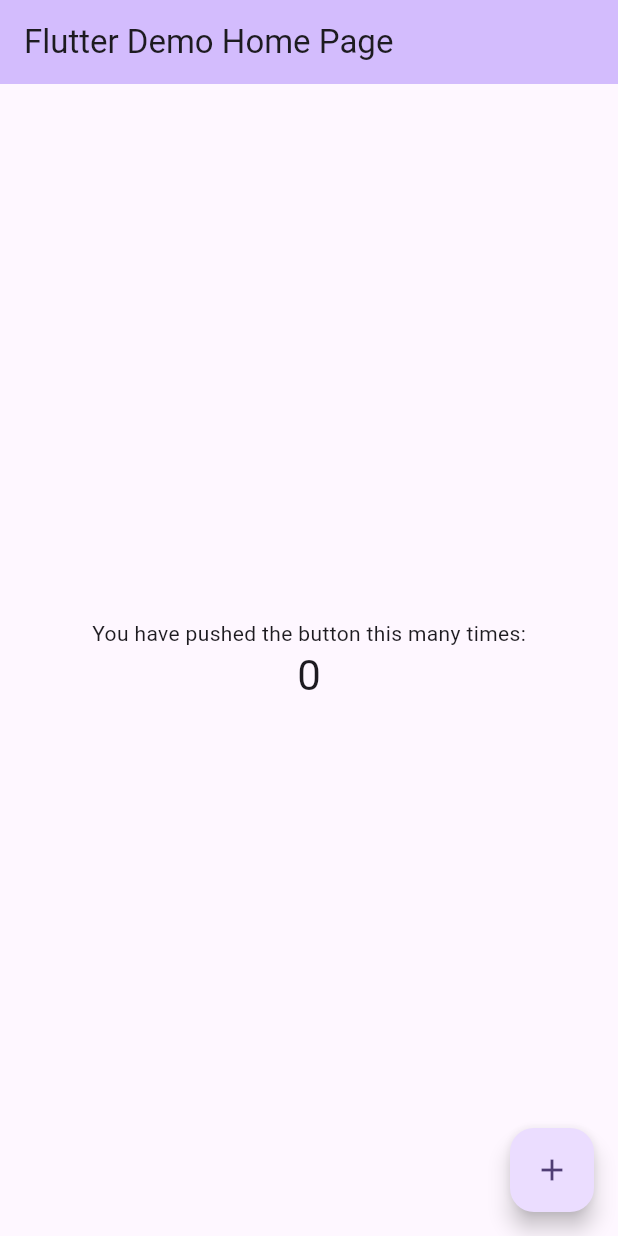
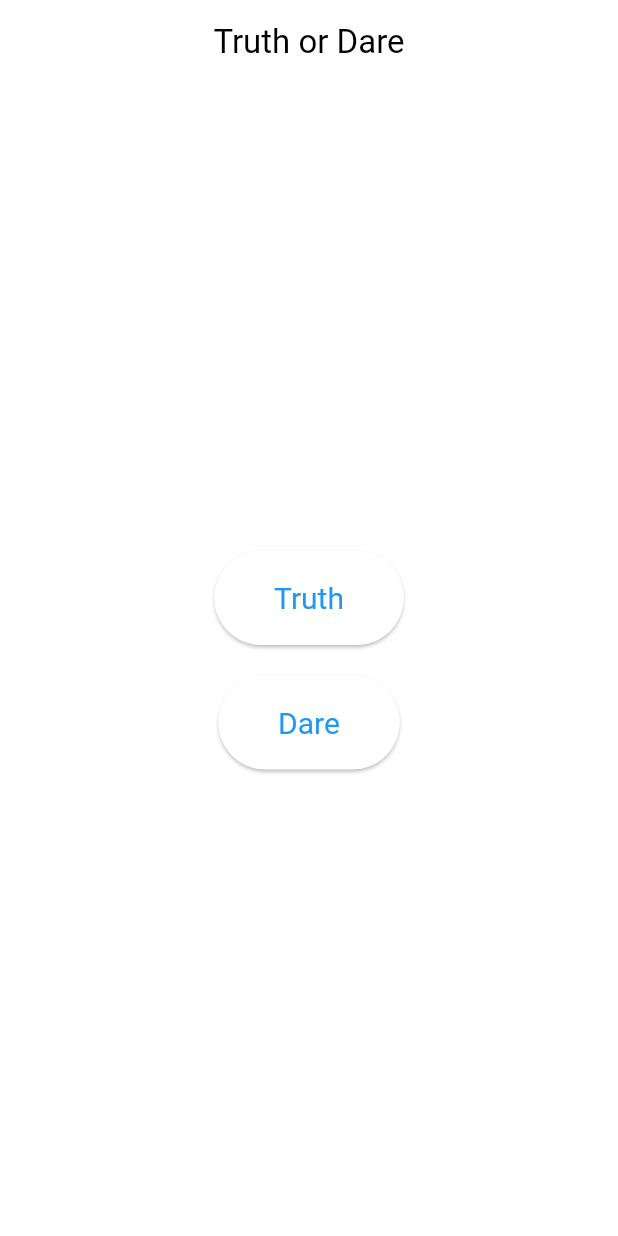
Before and after one commit to could-ai/019a5337-59fc-7edd-bc8e-9f6a1890bfc6, a Flutter app: the screen it shows after launch, on a phone screen of 412 x 824 dp. Run offline on Flutter 3.47's test engine with Material 3 defaults, Android fonts, the phone set to English and light mode, and no system bars.

Commit message:
Replaced the template main.dart with a new entry point TruthOrDareApp. Configured MaterialApp with title 'Truth or Dare', custom theme colors, and routes. Added two routes: '/' for HomeScreen and '/play' for PlayScreen, supporting argument passing for the chosen category ('truth' or 'dare'). Ensured initialRoute is '/', satisfying web preview routing safety requirements.; Created a new HomeScreen widget with two buttons: 'Truth' and 'Dare'. Each button navigates to the '/play' route, passing the selected category as an argument. The layout centers the buttons with appropriate padding and text styling.; Added PlayScreen stateful widget that takes a 'category' argument ('truth' or 'dare'). On initialization, loads corresponding prompt lists and immediately displays a random prompt. Provides a Card to show the current prompt in large text and an ElevatedButton labeled 'New' to get a new random prompt. A back arrow in the AppBar returns to the home screen.

```diff
--- a/usr/lib/main.dart
+++ b/usr/lib/main.dart
@@ -1,120 +1,41 @@
 import 'package:flutter/material.dart';
+import 'screens/home_screen.dart';
+import 'screens/play_screen.dart';
 
 void main() {
-  runApp(const MyApp());
+  runApp(const TruthOrDareApp());
 }
 
-class MyApp extends StatelessWidget {
-  const MyApp({super.key});
+class TruthOrDareApp extends StatelessWidget {
+  const TruthOrDareApp({Key? key}) : super(key: key);
 
-  // This widget is the root of your application.
   @override
   Widget build(BuildContext context) {
     return MaterialApp(
-      title: 'Flutter Demo',
+      title: 'Truth or Dare',
       debugShowCheckedModeBanner: false,
       theme: ThemeData(
-        // This is the theme of your application.
-        //
-        // TRY THIS: Try running your application with "flutter run". You'll see
-        // the application has a purple toolbar. Then, without quitting the app,
-        // try changing the seedColor in the colorScheme below to Colors.green
-        // and then invoke "hot reload" (save your changes or press the "hot
-        // reload" button in a Flutter-supported IDE, or press "r" if you used
-        // the command line to start the app).
-        //
-        // Notice that the counter didn't reset back to zero; the application
-        // state is not lost during the reload. To reset the state, use hot
-        // restart instead.
-        //
-        // This works for code too, not just values: Most code changes can be
-        // tested with just a hot reload.
-        colorScheme: ColorScheme.fromSeed(seedColor: Colors.deepPurple),
+        primarySwatch: Colors.deepPurple,
+        colorScheme: ColorScheme.fromSwatch().copyWith(
+          secondary: Colors.amber,
+        ),
       ),
-      home: const MyHomePage(title: 'Flutter Demo Home Page'),
+      initialRoute: '/',
+      routes: {
+        '/': (context) => const HomeScreen(),
+        '/play': (context) => const PlayScreen(),
+      },
+      onGenerateRoute: (settings) {
+        if (settings.name == '/play') {
+          final args = settings.arguments as Map<String, dynamic>;
+          return MaterialPageRoute(
+            builder: (context) {
+              return PlayScreen(category: args['category'] as String);
+            },
+          );
+        }
+        return null;
+      },
     );
   }
 }
-
-class MyHomePage extends StatefulWidget {
-  const MyHomePage({super.key, required this.title});
-
-  // This widget is the home page of your application. It is stateful, meaning
-  // that it has a State object (defined below) that contains fields that affect
-  // how it looks.
-
-  // This class is the configuration for the state. It holds the values (in this
-  // case the title) provided by the parent (in this case the App widget) and
-  // used by the build method of the State. Fields in a Widget subclass are
-  // always marked "final".
-
-  final String title;
-
-  @override
-  State<MyHomePage> createState() => _MyHomePageState();
-}
-
-class _MyHomePageState extends State<MyHomePage> {
-  int _counter = 0;
-
-  void _incrementCounter() {
-    setState(() {
-      // This call to setState tells the Flutter framework that something has
-      // changed in this State, which causes it to rerun the build method below
-      // so that the display can reflect the updated values. If we changed
-      // _counter without calling setState(), then the build method would not be
-      // called again, and so nothing would appear to happen.
-      _counter++;
-    });
-  }
-
-  @override
-  Widget build(BuildContext context) {
-    // This method is rerun every time setState is called, for instance as done
-    // by the _incrementCounter method above.
-    //
-    // The Flutter framework has been optimized to make rerunning build methods
-    // fast, so that you can just rebuild anything that needs updating rather
-    // than having to individually change instances of widgets.
-    return Scaffold(
-      appBar: AppBar(
-        // TRY THIS: Try changing the color here to a specific color (to
-        // Colors.amber, perhaps?) and trigger a hot reload to see the AppBar
-        // change color while the other colors stay the same.
-        backgroundColor: Theme.of(context).colorScheme.inversePrimary,
-        // Here we take the value from the MyHomePage object that was created by
-        // the App.build method, and use it to set our appbar title.
-        title: Text(widget.title),
-      ),
-      body: Center(
-        // Center is a layout widget. It takes a single child and positions it
-        // in the middle of the parent.
-        child: Column(
-          // Column is also a layout widget. It takes a list of children and
-          // arranges them vertically. By default, it sizes itself to fit its
-          // children horizontally, and tries to be as tall as its parent.
-          //
-          // Column has various properties to control how it sizes itself and
-          // how it positions its children. Here we use mainAxisAlignment to
-          // center the children vertically; the main axis here is the vertical
-          // axis because Columns are vertical (the cross axis would be
-          // horizontal).
-          //
-          // TRY THIS: Invoke "debug painting" (choose the "Toggle Debug Paint"
-          // action in the IDE, or press "p" in the console), to see the
-          // wireframe for each widget.
-          mainAxisAlignment: MainAxisAlignment.center,
-          children: <Widget>[
-            const Text('You have pushed the button this many times:'),
-            Text('$_counter', style: Theme.of(context).textTheme.headlineMedium),
-          ],
-        ),
-      ),
-      floatingActionButton: FloatingActionButton(
-        onPressed: _incrementCounter,
-        tooltip: 'Increment',
-        child: const Icon(Icons.add),
-      ), // This trailing comma makes auto-formatting nicer for build methods.
-    );
-  }
-}
--- /dev/null
+++ b/usr/lib/screens/home_screen.dart
@@ -0,0 +1,47 @@
+import 'package:flutter/material.dart';
+
+class HomeScreen extends StatelessWidget {
+  const HomeScreen({Key? key}) : super(key: key);
+
+  void _navigateToPlay(BuildContext context, String category) {
+    Navigator.pushNamed(
+      context,
+      '/play',
+      arguments: {'category': category},
+    );
+  }
+
+  @override
+  Widget build(BuildContext context) {
+    return Scaffold(
+      appBar: AppBar(
+        title: const Text('Truth or Dare'),
+        centerTitle: true,
+      ),
+      body: Center(
+        child: Column(
+          mainAxisAlignment: MainAxisAlignment.center,
+          children: [
+            ElevatedButton(
+              onPressed: () => _navigateToPlay(context, 'truth'),
+              style: ElevatedButton.styleFrom(
+                padding: const EdgeInsets.symmetric(horizontal: 40, vertical: 20),
+                textStyle: const TextStyle(fontSize: 20),
+              ),
+              child: const Text('Truth'),
+            ),
+            const SizedBox(height: 20),
+            ElevatedButton(
+              onPressed: () => _navigateToPlay(context, 'dare'),
+              style: ElevatedButton.styleFrom(
+                padding: const EdgeInsets.symmetric(horizontal: 40, vertical: 20),
+                textStyle: const TextStyle(fontSize: 20),
+              ),
+              child: const Text('Dare'),
+            ),
+          ],
+        ),
+      ),
+    );
+  }
+}
```
Also changed, not shown: usr/lib/screens/play_screen.dart (added, +86 -0 lines).
